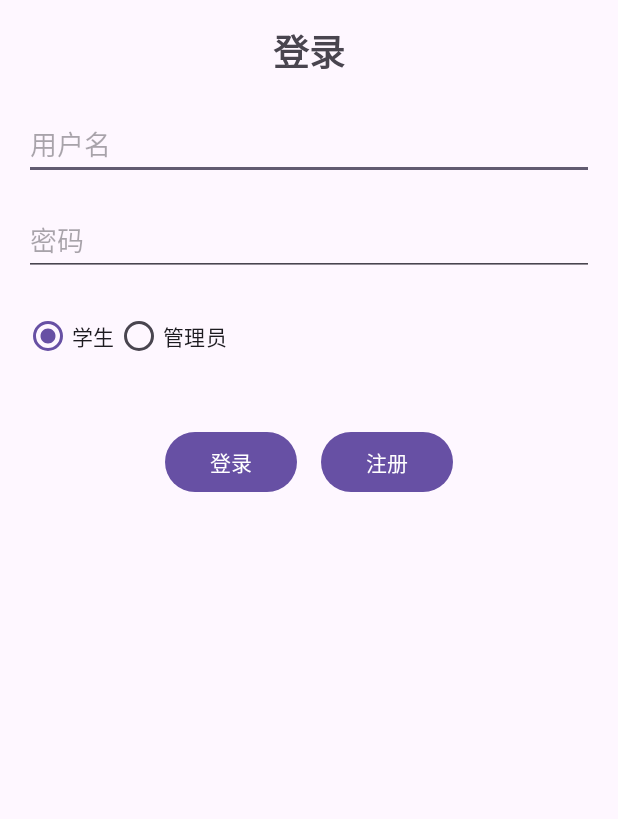
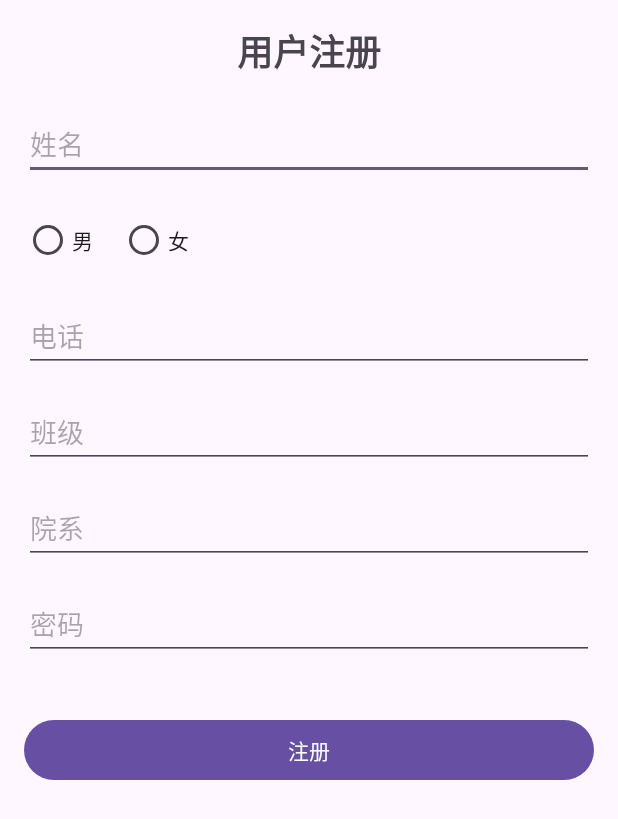
Before and after one commit to Ww-Root-0/Android_student-information-management-system, an Android app: the screen it shows after launch (LoginActivity before the commit, RegisterActivity after it), after a tap on "注册", on a phone screen of 412 x 824 dp. Shown: the top 819 px of the screen. Run offline under Robolectric (Android 15) with nearby library versions, the phone set to English and light mode, and no system bars.

Commit message:
完成登录注册

```diff
--- a/app/src/main/java/com/example/myapp_keshe/Control/LoginActivity.java
+++ b/app/src/main/java/com/example/myapp_keshe/Control/LoginActivity.java
@@ -7,12 +7,10 @@ import android.os.Bundle;
 import android.view.View;
 import android.widget.Button;
 import android.widget.EditText;
-import android.widget.ListView;
 import android.widget.Toast;
 
 import androidx.appcompat.app.AppCompatActivity;
 
-import com.example.myapp_keshe.Date.ContactAdapter;
 import com.example.myapp_keshe.Date.MyHelper;
 import com.example.myapp_keshe.R;
 
@@ -21,6 +19,7 @@ public class LoginActivity extends AppCompatActivity implements View.OnClickList
     MyHelper myHelper;
     private EditText editTextuserName;
     private EditText editTextPassword;
+
     @Override
     protected void onCreate(Bundle savedInstanceState) {
         super.onCreate(savedInstanceState);
@@ -62,8 +61,8 @@ public class LoginActivity extends AppCompatActivity implements View.OnClickList
             // 查询数据库中的用户名和密码
             Cursor cursor = db.query(
                     "users",              // 表名
-                    new String[]{"username", "password"},  // 返回的列
-                    "username=? AND password=?",  // WHERE 子句
+                    new String[]{"name", "password"},  // 返回的列
+                    "name=? AND password=?",  // WHERE 子句
                     new String[]{username, password},  // WHERE 子句中的占位符的值
                     null,                // GROUP BY
                     null,                // HAVING
@@ -73,18 +72,21 @@ public class LoginActivity extends AppCompatActivity implements View.OnClickList
             if (cursor.moveToFirst()) {
                 // 登录成功
                 Toast.makeText(this, "登录成功", Toast.LENGTH_SHORT).show();
-
                 // 跳转到新的页面
                 Intent intent = new Intent(this, HomeActivity.class);
                 startActivity(intent);
                 finish(); // 可选：关闭当前 Activity
-            }  else {
+            } else {
                 // 登录失败
                 Toast.makeText(this, "用户名或密码错误", Toast.LENGTH_SHORT).show();
             }
             // 关闭游标和数据库连接
             cursor.close();
             db.close();
+        } else if (v.getId() == R.id.registerbutton) {
+            Intent intent = new Intent(this, RegisterActivity.class);
+            startActivity(intent);
+            finish(); // 可选：关闭当前 Activity
         }
     }
 
--- /dev/null
+++ b/app/src/main/java/com/example/myapp_keshe/Control/RegisterActivity.java
@@ -0,0 +1,88 @@
+package com.example.myapp_keshe.Control;
+
+import android.content.ContentValues;
+import android.content.Intent;
+import android.database.sqlite.SQLiteDatabase;
+import android.os.Bundle;
+import android.view.View;
+import android.widget.Button;
+import android.widget.EditText;
+import android.widget.RadioButton;
+import android.widget.RadioGroup;
+import android.widget.Toast;
+
+import androidx.appcompat.app.AppCompatActivity;
+
+import com.example.myapp_keshe.Date.MyHelper;
+import com.example.myapp_keshe.R;
+
+public class RegisterActivity extends AppCompatActivity {
+
+    private EditText editTextName, editTextPhone, editTextClass, editTextDepartment, editTextPassword;
+    private RadioGroup radioGroupGender;
+    private Button buttonRegister;
+    private MyHelper myHelper;
+
+    @Override
+    protected void onCreate(Bundle savedInstanceState) {
+        super.onCreate(savedInstanceState);
+        setContentView(R.layout.register);
+
+        myHelper = new MyHelper(this);
+        init();
+    }
+
+    private void init() {
+        editTextName = findViewById(R.id.editTextName);
+        editTextPhone = findViewById(R.id.editTextPhone);
+        editTextClass = findViewById(R.id.editTextClass);
+        editTextDepartment = findViewById(R.id.editTextDepartment);
+        editTextPassword = findViewById(R.id.editTextPassword);
+        radioGroupGender = findViewById(R.id.radioGroupGender);
+        buttonRegister = findViewById(R.id.buttonRegister);
+
+        buttonRegister.setOnClickListener(new View.OnClickListener() {
+            @Override
+            public void onClick(View v) {
+                registerUser();
+            }
+        });
+    }
+
+    private void registerUser() {
+        String name = editTextName.getText().toString().trim();
+        String phone = editTextPhone.getText().toString().trim();
+        String className = editTextClass.getText().toString().trim();
+        String department = editTextDepartment.getText().toString().trim();
+        String password = editTextPassword.getText().toString().trim();
+        int selectedGenderId = radioGroupGender.getCheckedRadioButtonId();
+        RadioButton selectedGenderButton = findViewById(selectedGenderId);
+        String gender = selectedGenderButton.getText().toString();
+
+        if (name.isEmpty() || phone.isEmpty() || className.isEmpty() || department.isEmpty() || password.isEmpty() || gender.isEmpty()) {
+            Toast.makeText(this, "请填写所有字段", Toast.LENGTH_SHORT).show();
+            return;
+        }
+
+        SQLiteDatabase db = myHelper.getWritableDatabase();
+        ContentValues values = new ContentValues();
+        values.put("name", name);
+        values.put("gender", gender);
+        values.put("phone", phone);
+        values.put("class", className);
+        values.put("department", department);
+        values.put("password", password);
+
+        long newRowId = db.insert("users", null, values);
+        if (newRowId == -1) {
+            Toast.makeText(this, "注册失败", Toast.LENGTH_SHORT).show();
+        } else {
+            Toast.makeText(this, "注册成功", Toast.LENGTH_SHORT).show();
+            Intent intent = new Intent(this,LoginActivity.class);
+            startActivity(intent);
+            finish(); // 关闭当前 Activity
+        }
+
+        db.close();
+    }
+}
--- a/app/src/main/java/com/example/myapp_keshe/Date/MyHelper.java
+++ b/app/src/main/java/com/example/myapp_keshe/Date/MyHelper.java
@@ -17,7 +17,11 @@ public class MyHelper extends SQLiteOpenHelper {
         // 创建用户表
         db.execSQL("CREATE TABLE users (" +
                 "id INTEGER PRIMARY KEY AUTOINCREMENT, " +
-                "username TEXT, " +
+                "name TEXT, " +
+                "gender TEXT, " +
+                "phone TEXT, " +
+                "class TEXT, " +
+                "department TEXT, " +
                 "password TEXT)");
     }
 
--- /dev/null
+++ b/app/src/main/res/layout/register.xml
@@ -0,0 +1,86 @@
+<?xml version="1.0" encoding="utf-8"?>
+<ScrollView xmlns:android="http://schemas.android.com/apk/res/android"
+    android:layout_width="match_parent"
+    android:layout_height="match_parent"
+    android:padding="16dp">
+
+    <LinearLayout
+        android:layout_width="match_parent"
+        android:layout_height="wrap_content"
+        android:orientation="vertical">
+
+        <TextView
+            android:layout_width="wrap_content"
+            android:layout_height="wrap_content"
+            android:text="用户注册"
+            android:textSize="24sp"
+            android:textStyle="bold"
+            android:layout_gravity="center"
+            android:layout_marginBottom="20dp" />
+
+        <EditText
+            android:id="@+id/editTextName"
+            android:layout_width="match_parent"
+            android:layout_height="wrap_content"
+            android:hint="姓名"
+            android:layout_marginBottom="16dp" />
+
+        <RadioGroup
+            android:id="@+id/radioGroupGender"
+            android:layout_width="match_parent"
+            android:layout_height="wrap_content"
+            android:orientation="horizontal"
+            android:layout_marginBottom="16dp">
+
+            <RadioButton
+                android:id="@+id/radioButtonMale"
+                android:layout_width="wrap_content"
+                android:layout_height="wrap_content"
+                android:text="男" />
+
+            <RadioButton
+                android:id="@+id/radioButtonFemale"
+                android:layout_width="wrap_content"
+                android:layout_height="wrap_content"
+                android:text="女"
+                android:layout_marginStart="16dp" />
+        </RadioGroup>
+
+        <EditText
+            android:id="@+id/editTextPhone"
+            android:layout_width="match_parent"
+            android:layout_height="wrap_content"
+            android:hint="电话"
+            android:inputType="phone"
+            android:layout_marginBottom="16dp" />
+
+        <EditText
+            android:id="@+id/editTextClass"
+            android:layout_width="match_parent"
+            android:layout_height="wrap_content"
+            android:hint="班级"
+            android:layout_marginBottom="16dp" />
+
+        <EditText
+            android:id="@+id/editTextDepartment"
+            android:layout_width="match_parent"
+            android:layout_height="wrap_content"
+            android:hint="院系"
+            android:layout_marginBottom="16dp" />
+
+        <EditText
+            android:id="@+id/editTextPassword"
+            android:layout_width="match_parent"
+            android:layout_height="wrap_content"
+            android:hint="密码"
+            android:inputType="textPassword"
+            android:layout_marginBottom="16dp" />
+
+        <Button
+            android:id="@+id/buttonRegister"
+            android:layout_width="match_parent"
+            android:layout_height="wrap_content"
+            android:text="注册"
+            android:layout_marginTop="20dp" />
+    </LinearLayout>
+</ScrollView>
```
Also changed, not shown: app/src/main/AndroidManifest.xml (+11 -1 lines).
